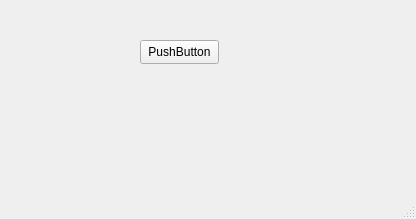
Old version of the form demo.ui in the repository arcreane/python-project-lilian-ethan.
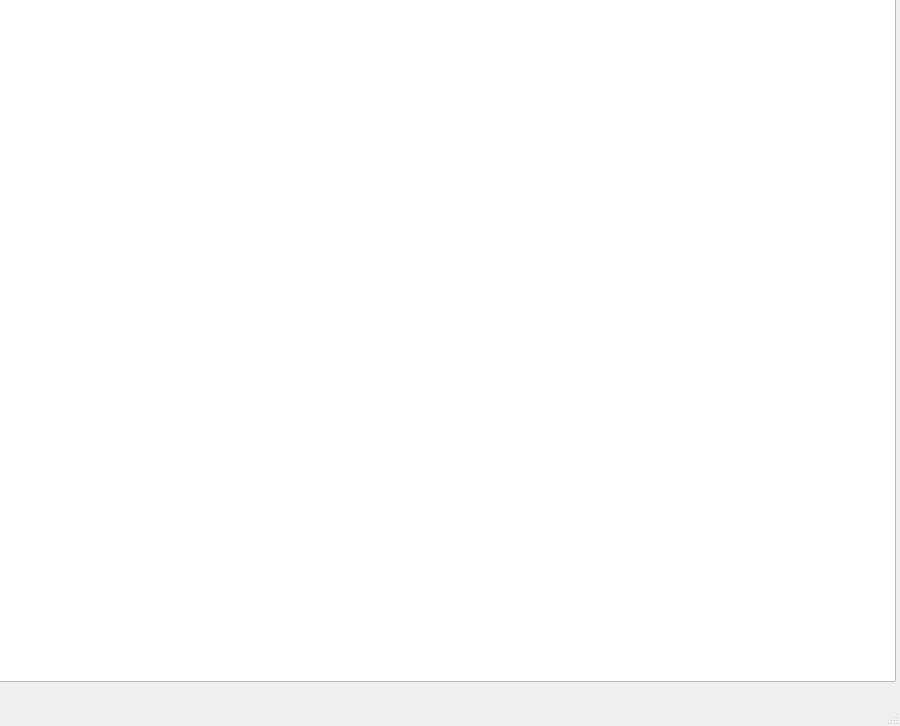
New version of the form. Icons and pictures are not drawn.

```diff
--- a/demo.ui
+++ b/demo.ui
@@ -6,8 +6,8 @@
    <rect>
     <x>0</x>
     <y>0</y>
-    <width>416</width>
-    <height>219</height>
+    <width>900</width>
+    <height>726</height>
    </rect>
   </property>
   <property name="windowTitle">
@@ -17,16 +17,48 @@
    <widget class="QPushButton" name="pushButton">
     <property name="geometry">
      <rect>
-      <x>140</x>
+      <x>30</x>
       <y>40</y>
       <width>79</width>
-      <height>24</height>
+      <height>31</height>
      </rect>
     </property>
     <property name="text">
      <string>PushButton</string>
     </property>
    </widget>
+   <widget class="QLabel" name="planeLabel">
+    <property name="geometry">
+     <rect>
+      <x>160</x>
+      <y>20</y>
+      <width>121</width>
+      <height>91</height>
+     </rect>
+    </property>
+    <property name="text">
+     <string/>
+    </property>
+    <property name="pixmap">
+     <pixmap resource="resources.qrc">:/img/plane.png</pixmap>
+    </property>
+    <property name="scaledContents">
+     <bool>true</bool>
+    </property>
+    <property name="alignment">
+     <set>Qt::AlignmentFlag::AlignCenter</set>
+    </property>
+   </widget>
+   <widget class="QGraphicsView" name="radarView">
+    <property name="geometry">
+     <rect>
+      <x>-15</x>
+      <y>-29</y>
+      <width>911</width>
+      <height>711</height>
+     </rect>
+    </property>
+   </widget>
   </widget>
   <widget class="QMenuBar" name="menubar">
    <property name="geometry">
```
Left out of the diff: 6 changed lines with no effect on the pictures.
